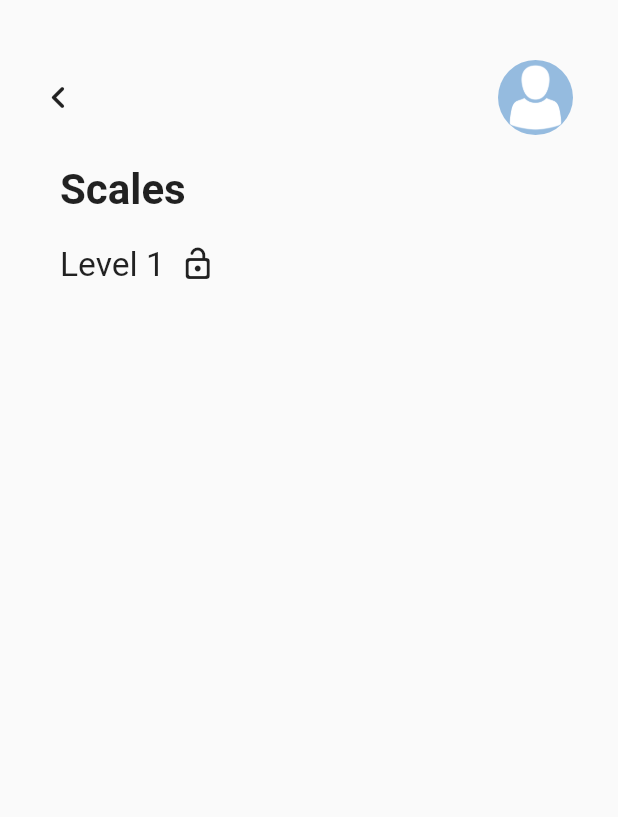
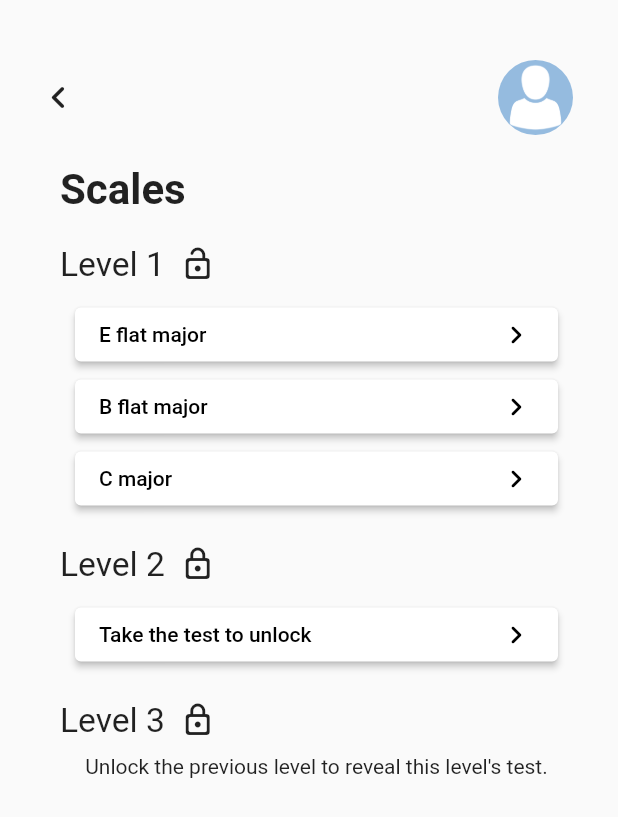
Before and after one commit to alextjones/Mobile_Final_Project, a Flutter app: the screen it shows after launch, on a phone screen of 412 x 824 dp. Shown: the top 817 px of the screen. Run offline on Flutter 3.47's test engine with Material 2 defaults, Android fonts, the phone set to English and light mode, and no system bars.

Commit message:
Completed Level Selection page

```diff
--- a/lib/common/level_title.dart
+++ b/lib/common/level_title.dart
@@ -32,7 +32,7 @@ class _LevelTitleState extends State<LevelTitle> {
           SizedBox(
             width: 10,
           ),
-          Icon(widget.isUnlocked? Icons.lock_open_rounded : Icons.lock_rounded),
+          Icon(widget.isUnlocked? Icons.lock_open_rounded : Icons.lock_outline_rounded),
         ],
       ),
     );
--- a/lib/common/thin_button.dart
+++ b/lib/common/thin_button.dart
@@ -2,13 +2,13 @@ import 'package:flutter/material.dart';
 
 class ThinButton extends StatefulWidget {
 
-  final Widget child;
+  final String text;
   final VoidCallback onThinButtonPressed;
   final Color pressedColor;
 
   ThinButton({
     Key key,
-    @required this.child,
+    @required this.text,
     @required this.onThinButtonPressed,
     this.pressedColor,
   }) : super(key: key);
@@ -20,9 +20,7 @@ class ThinButton extends StatefulWidget {
 class _ThinButtonState extends State<ThinButton> {
   @override
   Widget build(BuildContext context) {
-    return Container(
-        margin: EdgeInsets.all(20),
-        child: ElevatedButton(
+    return ElevatedButton(
           style: ButtonStyle(
             backgroundColor: MaterialStateProperty.resolveWith<Color>(
                 (Set<MaterialState> states) {
@@ -45,11 +43,10 @@ class _ThinButtonState extends State<ThinButton> {
             mainAxisAlignment: MainAxisAlignment.spaceBetween,
             crossAxisAlignment: CrossAxisAlignment.center,
             children: [
-              widget.child,
+              Text(widget.text),
               Icon(Icons.chevron_right_rounded),
             ],
           )
-      )
     );
   }
 }
--- a/lib/main.dart
+++ b/lib/main.dart
@@ -65,7 +65,57 @@ class _LevelSelectionPageState extends State<LevelSelectionPage> {
               Padding(
                 padding: EdgeInsets.only(left: 10.0),
                 child: Column(
-
+                  children: <Widget>[
+                    ThinButton(
+                        text: 'E flat major',
+                        onThinButtonPressed: () {
+                          log("Pressed level 1 part 1");
+                        }
+                    ),
+                    ThinButton(
+                        text: 'B flat major',
+                        onThinButtonPressed: () {
+                          log("Pressed level 1 part 1");
+                        }
+                    ),
+                    ThinButton(
+                        text: 'C major',
+                        onThinButtonPressed: () {
+                          log("Pressed level 1 part 1");
+                        }
+                    ),
+                  ],
+                ),
+              ),
+              LevelTitle(
+                title: 'Level 2',
+                isUnlocked: false,
+              ),
+              Padding(
+                padding: EdgeInsets.only(left: 10.0),
+                child: Column(
+                  children: <Widget>[
+                    ThinButton(
+                        text: 'Take the test to unlock',
+                        onThinButtonPressed: () {
+                          log("Pressed level 1 part 1");
+                        }
+                    ),
+                  ],
+                ),
+              ),
+              LevelTitle(
+                title: 'Level 3',
+                isUnlocked: false,
+              ),
+              Padding(
+                padding: EdgeInsets.only(left: 10.0),
+                child: Column(
+                  children: <Widget>[
+                    Text(
+                      'Unlock the previous level to reveal this level\'s test.',
+                    ),
+                  ],
                 ),
               ),
             ],
```
